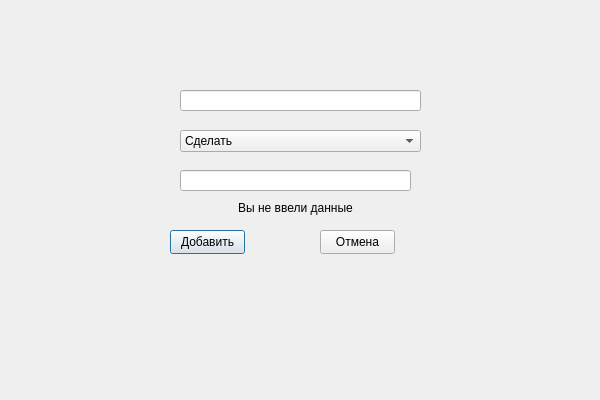
First picture: the form in FormTask.ui, repository Barnaga/TerraCRM, before the edit.
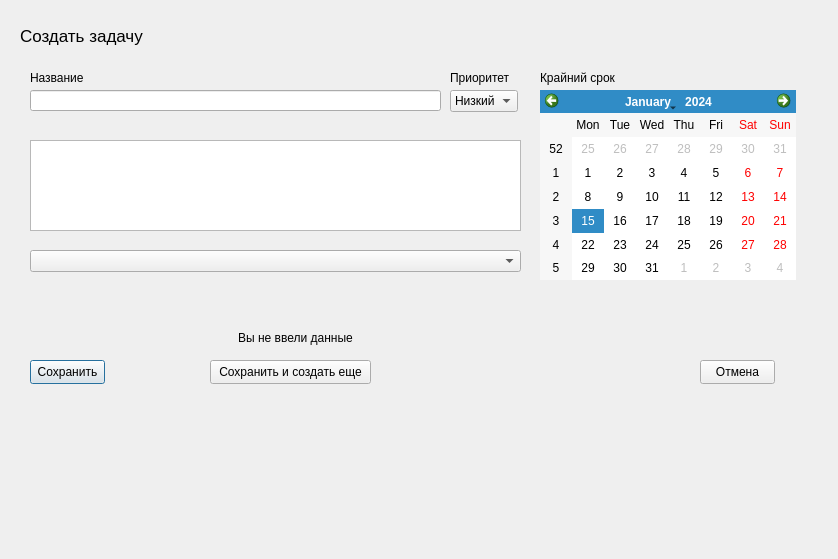
Second picture: the form after the edit.

Commit message: add form task

Patch:
```diff
--- a/FormTask.ui
+++ b/FormTask.ui
@@ -6,8 +6,8 @@
    <rect>
     <x>0</x>
     <y>0</y>
-    <width>600</width>
-    <height>400</height>
+    <width>838</width>
+    <height>559</height>
    </rect>
   </property>
   <property name="windowTitle">
@@ -16,41 +16,31 @@
   <widget class="QLineEdit" name="nameTaskEdit">
    <property name="geometry">
     <rect>
-     <x>180</x>
+     <x>30</x>
      <y>90</y>
-     <width>241</width>
+     <width>411</width>
      <height>21</height>
     </rect>
    </property>
   </widget>
-  <widget class="QLineEdit" name="creatorTaskEdit">
+  <widget class="QPushButton" name="saveBtn">
    <property name="geometry">
     <rect>
-     <x>180</x>
-     <y>170</y>
-     <width>231</width>
-     <height>21</height>
-    </rect>
-   </property>
-  </widget>
-  <widget class="QPushButton" name="okBtn">
-   <property name="geometry">
-    <rect>
-     <x>170</x>
-     <y>230</y>
+     <x>30</x>
+     <y>360</y>
      <width>75</width>
      <height>24</height>
     </rect>
    </property>
    <property name="text">
-    <string>Добавить</string>
+    <string>Сохранить</string>
    </property>
   </widget>
   <widget class="QPushButton" name="cancelBtn">
    <property name="geometry">
     <rect>
-     <x>320</x>
-     <y>230</y>
+     <x>700</x>
+     <y>360</y>
      <width>75</width>
      <height>24</height>
     </rect>
@@ -59,36 +49,6 @@
     <string>Отмена</string>
    </property>
   </widget>
-  <widget class="QComboBox" name="comboBox">
-   <property name="geometry">
-    <rect>
-     <x>180</x>
-     <y>130</y>
-     <width>241</width>
-     <height>22</height>
-    </rect>
-   </property>
-   <item>
-    <property name="text">
-     <string>Сделать</string>
-    </property>
-   </item>
-   <item>
-    <property name="text">
-     <string>В работе</string>
-    </property>
-   </item>
-   <item>
-    <property name="text">
-     <string>Сделано</string>
-    </property>
-   </item>
-   <item>
-    <property name="text">
-     <string>Завершено</string>
-    </property>
-   </item>
-  </widget>
   <widget class="QLabel" name="warningLbl">
    <property name="enabled">
     <bool>true</bool>
@@ -96,7 +56,7 @@
    <property name="geometry">
     <rect>
      <x>180</x>
-     <y>200</y>
+     <y>330</y>
      <width>231</width>
      <height>16</height>
     </rect>
@@ -117,6 +77,131 @@
     <set>Qt::AlignmentFlag::AlignCenter</set>
    </property>
   </widget>
+  <widget class="QLabel" name="formLbl">
+   <property name="geometry">
+    <rect>
+     <x>20</x>
+     <y>20</y>
+     <width>161</width>
+     <height>31</height>
+    </rect>
+   </property>
+   <property name="font">
+    <font>
+     <pointsize>13</pointsize>
+    </font>
+   </property>
+   <property name="text">
+    <string>Создать задачу</string>
+   </property>
+  </widget>
+  <widget class="QLabel" name="nameTask">
+   <property name="geometry">
+    <rect>
+     <x>30</x>
+     <y>70</y>
+     <width>71</width>
+     <height>16</height>
+    </rect>
+   </property>
+   <property name="text">
+    <string>Название</string>
+   </property>
+  </widget>
+  <widget class="QComboBox" name="priority">
+   <property name="geometry">
+    <rect>
+     <x>450</x>
+     <y>90</y>
+     <width>68</width>
+     <height>22</height>
+    </rect>
+   </property>
+   <item>
+    <property name="text">
+     <string>Низкий</string>
+    </property>
+   </item>
+   <item>
+    <property name="text">
+     <string>Средний</string>
+    </property>
+   </item>
+   <item>
+    <property name="text">
+     <string>Высокий</string>
+    </property>
+   </item>
+  </widget>
+  <widget class="QLabel" name="priorityLbl">
+   <property name="geometry">
+    <rect>
+     <x>450</x>
+     <y>70</y>
+     <width>101</width>
+     <height>16</height>
+    </rect>
+   </property>
+   <property name="text">
+    <string>Приоритет</string>
+   </property>
+  </widget>
+  <widget class="QTextEdit" name="descriptionTask">
+   <property name="geometry">
+    <rect>
+     <x>30</x>
+     <y>140</y>
+     <width>491</width>
+     <height>91</height>
+    </rect>
+   </property>
+  </widget>
+  <widget class="QPushButton" name="saveCreateBtn">
+   <property name="geometry">
+    <rect>
+     <x>210</x>
+     <y>360</y>
+     <width>161</width>
+     <height>24</height>
+    </rect>
+   </property>
+   <property name="text">
+    <string>Сохранить и создать еще</string>
+   </property>
+  </widget>
+  <widget class="QCalendarWidget" name="deadline">
+   <property name="geometry">
+    <rect>
+     <x>540</x>
+     <y>90</y>
+     <width>256</width>
+     <height>190</height>
+    </rect>
+   </property>
+  </widget>
+  <widget class="QLabel" name="deadlineLbl">
+   <property name="geometry">
+    <rect>
+     <x>540</x>
+     <y>70</y>
+     <width>91</width>
+     <height>16</height>
+    </rect>
+   </property>
+   <property name="text">
+    <string>Крайний срок</string>
+   </property>
+  </widget>
+  <widget class="QComboBox" name="projectBox">
+   <property name="geometry">
+    <rect>
+     <x>30</x>
+     <y>250</y>
+     <width>491</width>
+     <height>22</height>
+    </rect>
+   </property>
+  </widget>
  </widget>
  <layoutdefault spacing="6" margin="11"/>
  <resources/>
```
The commit also changes 24 other files.
